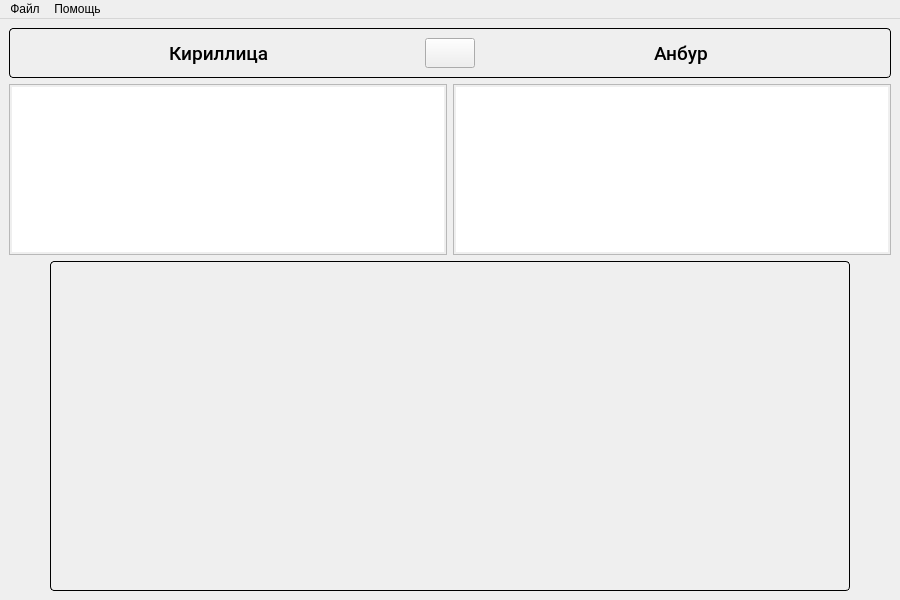
xtern0o/anbur, file source/ui/design.ui: the form before one commit.
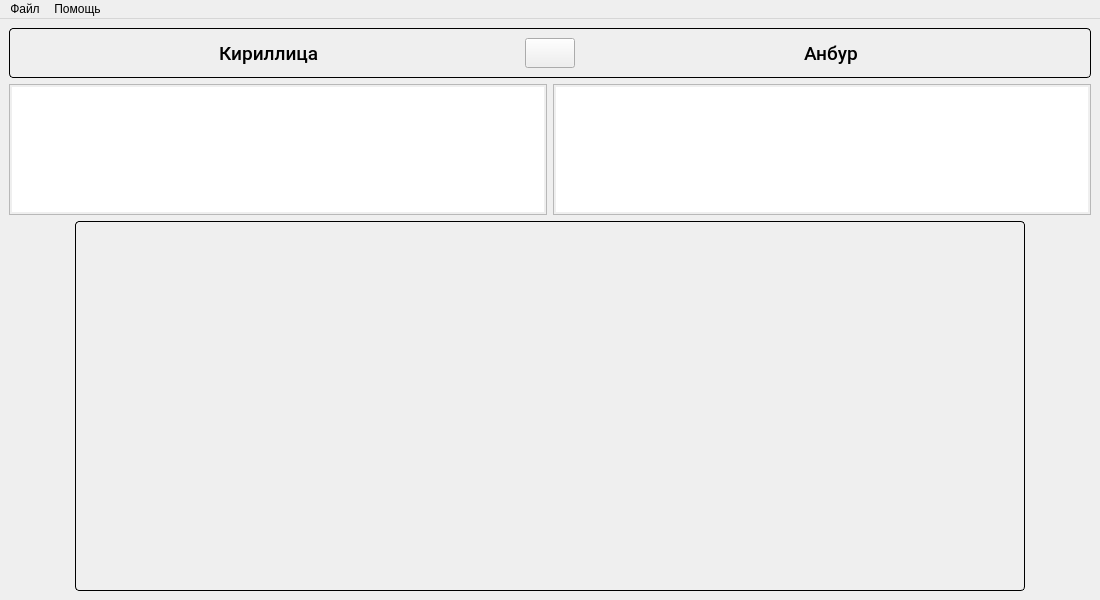
The form after the commit. Icons and pictures are not drawn.

Diff of the .ui file:
```diff
--- a/source/ui/design.ui
+++ b/source/ui/design.ui
@@ -6,13 +6,13 @@
    <rect>
     <x>0</x>
     <y>0</y>
-    <width>900</width>
+    <width>1100</width>
     <height>600</height>
    </rect>
   </property>
   <property name="minimumSize">
    <size>
-    <width>900</width>
+    <width>1100</width>
     <height>600</height>
    </size>
   </property>
@@ -163,25 +163,12 @@
       </layout>
      </widget>
     </item>
-    <item row="2" column="0">
-     <spacer name="horizontalSpacer_5">
-      <property name="orientation">
-       <enum>Qt::Horizontal</enum>
-      </property>
-      <property name="sizeHint" stdset="0">
-       <size>
-        <width>40</width>
-        <height>20</height>
-       </size>
-      </property>
-     </spacer>
-    </item>
     <item row="2" column="1">
      <widget class="QFrame" name="frame_2">
       <property name="minimumSize">
        <size>
-        <width>800</width>
-        <height>330</height>
+        <width>950</width>
+        <height>370</height>
        </size>
       </property>
       <property name="styleSheet">
@@ -203,19 +190,6 @@
       </layout>
      </widget>
     </item>
-    <item row="2" column="2">
-     <spacer name="horizontalSpacer_6">
-      <property name="orientation">
-       <enum>Qt::Horizontal</enum>
-      </property>
-      <property name="sizeHint" stdset="0">
-       <size>
-        <width>40</width>
-        <height>20</height>
-       </size>
-      </property>
-     </spacer>
-    </item>
     <item row="1" column="0" colspan="3">
      <layout class="QGridLayout" name="texts_layout">
       <item row="0" column="0">
@@ -223,7 +197,7 @@
         <property name="minimumSize">
          <size>
           <width>300</width>
-          <height>100</height>
+          <height>50</height>
          </size>
         </property>
         <property name="font">
@@ -245,7 +219,7 @@
         <property name="minimumSize">
          <size>
           <width>300</width>
-          <height>100</height>
+          <height>50</height>
          </size>
         </property>
         <property name="font">
@@ -257,9 +231,6 @@
         <property name="styleSheet">
          <string notr="true">padding: 2px;</string>
         </property>
-        <property name="readOnly">
-         <bool>true</bool>
-        </property>
        </widget>
       </item>
      </layout>
@@ -271,8 +242,8 @@
     <rect>
      <x>0</x>
      <y>0</y>
-     <width>900</width>
-     <height>21</height>
+     <width>1100</width>
+     <height>26</height>
     </rect>
    </property>
    <widget class="QMenu" name="menu">
```
